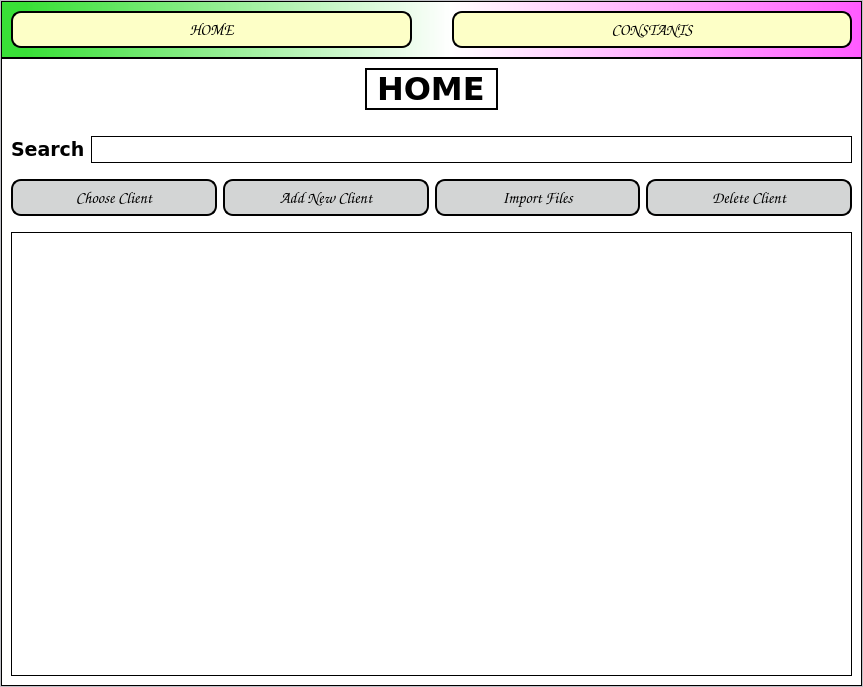
The window that app/gui/resources/main_window.ui (JasonLaux/DC-Boxjelly) describes before a commit, drawn with Qt 5.
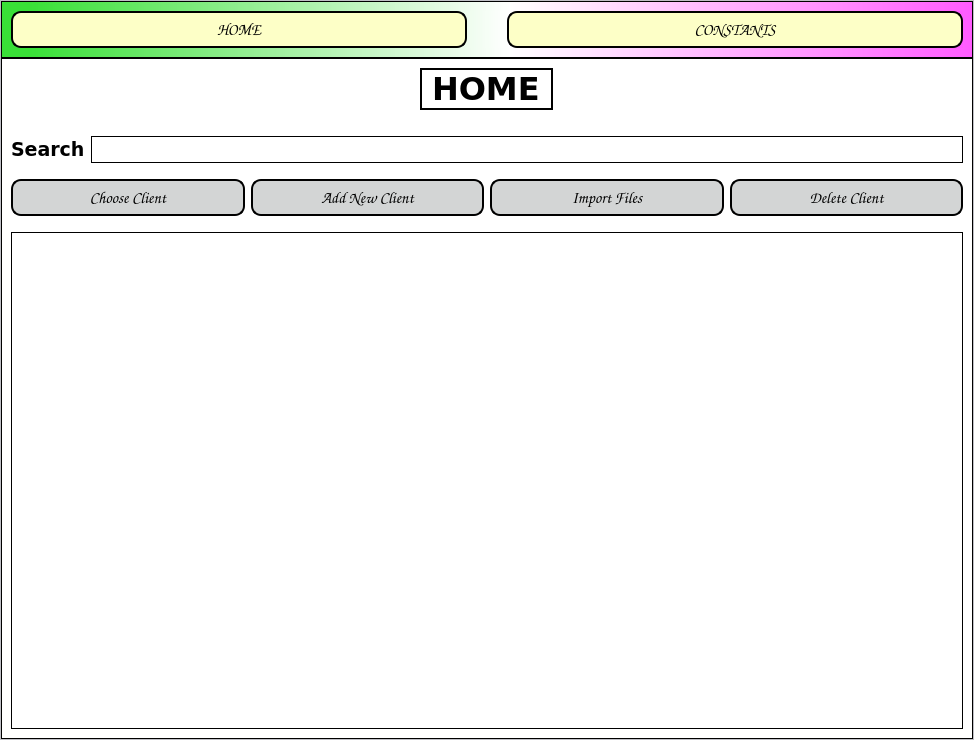
The same window after the commit.

Commit message: Fix typo and make main window bigger

Patch:
```diff
--- a/app/gui/resources/main_window.ui
+++ b/app/gui/resources/main_window.ui
@@ -6,8 +6,8 @@
    <rect>
     <x>0</x>
     <y>0</y>
-    <width>863</width>
-    <height>687</height>
+    <width>974</width>
+    <height>740</height>
    </rect>
   </property>
   <property name="maximumSize">
```
The commit also changes 2 other files.
